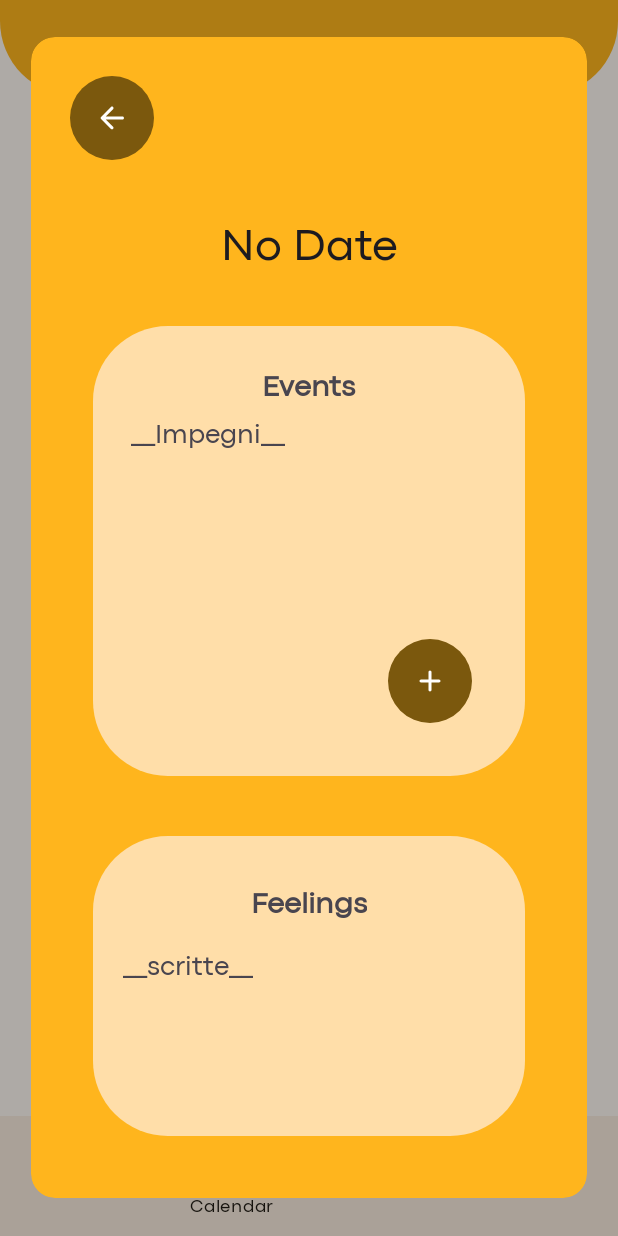
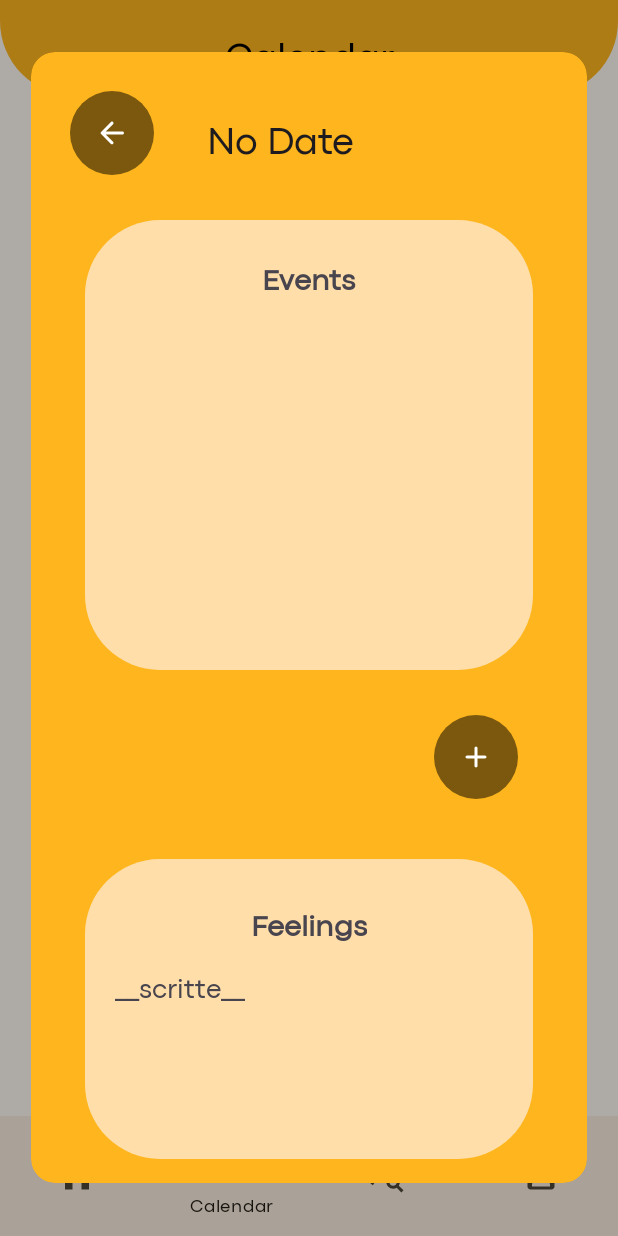
Before and after one commit to mzylfo/Treasure, an Android app: the fragment DailyPageFragment placed in its activity, item 2 of the bottom bar chosen, on a phone screen of 412 x 824 dp. Run offline under Robolectric (Android 15) with nearby library versions, the phone set to English and light mode, and no system bars; our stand-ins replace Room's generated code, navigation-ui.

Commit message:
sistemazione generale

```diff
--- a/app/src/main/java/com/example/treasure/ui/home/fragment/DailyPageFragment.java
+++ b/app/src/main/java/com/example/treasure/ui/home/fragment/DailyPageFragment.java
@@ -17,11 +17,18 @@ import androidx.fragment.app.FragmentManager;
 import androidx.navigation.NavController;
 import androidx.navigation.Navigation;
 import androidx.navigation.fragment.NavHostFragment;
+import androidx.recyclerview.widget.LinearLayoutManager;
+import androidx.recyclerview.widget.RecyclerView;
 
 import com.example.treasure.R;
+import com.example.treasure.adapter.EventRecyclerAdapter;
+import com.example.treasure.database.EventRoomDatabase;
+import com.example.treasure.model.Event;
 import com.example.treasure.ui.home.HomeActivity;
+import com.example.treasure.util.JSONParserUtils;
 import com.google.android.material.bottomsheet.BottomSheetDialogFragment;
 
+import java.util.List;
 import java.util.Objects;
 
 public class DailyPageFragment extends DialogFragment {
@@ -53,6 +60,17 @@ public class DailyPageFragment extends DialogFragment {
         TextView dateTextView = view.findViewById(R.id.selectedDateTextView);
         dateTextView.setText(date);
 
+        JSONParserUtils jsonParserUtils = new JSONParserUtils(getContext());
+
+        RecyclerView eventsRecyclerView = view.findViewById(R.id.recyclerNextEvents);
+        eventsRecyclerView.setLayoutManager(new LinearLayoutManager(view.getContext()));
+
+        List<Event> eventList = EventRoomDatabase.getDatabase(view.getContext()).eventDAO().getAll();
+
+        EventRecyclerAdapter adapter = new EventRecyclerAdapter(R.layout.card_event, eventList);
+
+        eventsRecyclerView.setAdapter(adapter);
+
         view.findViewById(R.id.back_button).setOnClickListener(v -> {
             // Quando il pulsante "indietro" viene premuto, semplicemente chiudi il dialogo
             dismiss();
--- a/app/src/main/res/layout/fragment_daily_page.xml
+++ b/app/src/main/res/layout/fragment_daily_page.xml
@@ -7,6 +7,10 @@
     android:padding="16dp"
     android:id="@+id/daily_page">
 
+    <LinearLayout
+        android:layout_width="match_parent"
+        android:layout_height="wrap_content"
+        android:orientation="horizontal">
         <ImageButton
             android:id="@+id/back_button"
             android:layout_width="56dp"
@@ -14,25 +18,29 @@
             android:layout_margin="10dp"
             android:background="@drawable/round_button"
             android:src="@drawable/round_arrow_back_24"
-        app:tint="@color/md_theme_onPrimary" />
+            app:tint="@color/md_theme_onPrimary"
+            android:layout_marginTop="@dimen/margin"/>
 
         <TextView
             android:id="@+id/selectedDateTextView"
             android:layout_width="match_parent"
             android:layout_height="wrap_content"
             android:layout_marginTop="@dimen/margin"
-        android:gravity="center"
+            android:layout_marginLeft="@dimen/margin"
             android:text="Selected Date"
             android:textAppearance="@style/TextAppearance.AppCompat.Large"
-        android:textSize="30sp" />
+            android:textSize="25sp" />
+
+    </LinearLayout>
+
 
     <RelativeLayout
         android:id="@+id/events"
         android:layout_width="match_parent"
         android:layout_height="300dp"
-        android:layout_marginStart="@dimen/margin"
-        android:layout_marginTop="@dimen/margin"
-        android:layout_marginEnd="@dimen/margin"
+        android:layout_marginStart="20dp"
+        android:layout_marginTop="20dp"
+        android:layout_marginEnd="20dp"
         android:background="@drawable/rounded_corners_fragment"
         android:padding="@dimen/margin">
 
@@ -45,37 +53,37 @@
             android:textSize="20sp"
             android:textStyle="bold" />
 
-        <TextView
-            android:layout_width="wrap_content"
-            android:layout_height="wrap_content"
-            android:layout_below="@id/events_text"
-            android:text="@string/impegni"
-            android:textSize="18sp" />
+        <androidx.recyclerview.widget.RecyclerView
+            android:id="@+id/recyclerNextEvents"
+            android:layout_width="match_parent"
+            android:layout_height="match_parent"
+            android:layout_below="@id/events_text" />
+    </RelativeLayout>
 
         <ImageButton
             android:id="@+id/button_plus"
             android:layout_width="56dp"
             android:layout_height="56dp"
-            android:layout_alignParentEnd="true"
-            android:layout_alignParentBottom="true"
-            android:layout_margin="10dp"
+            android:layout_marginEnd="30dp"
+            android:layout_marginTop="30dp"
             android:width="100dp"
+            android:layout_gravity="right"
             android:background="@drawable/round_button"
             android:scaleType="centerInside"
             android:src="@drawable/rounded_add_24"
-            app:tint="@color/md_theme_onPrimary" />
+            app:tint="@color/md_theme_onPrimary"
+            />
 
-    </RelativeLayout>
+
 
     <LinearLayout
         android:id="@+id/feelings"
         android:layout_width="match_parent"
         android:layout_height="200dp"
         android:layout_gravity="center"
-        android:layout_marginStart="@dimen/margin"
+        android:layout_marginStart="20dp"
         android:layout_marginTop="40dp"
-        android:layout_marginEnd="@dimen/margin"
-        android:layout_marginBottom="@dimen/margin"
+        android:layout_marginEnd="20dp"
         android:background="@drawable/rounded_corners_fragment"
         android:orientation="vertical"
         android:padding="20dp">
```
Also changed, not shown: app/src/main/java/com/example/treasure/ui/home/fragment/NewEventFragment.java (+63 -59 lines). Lines whose indentation alone changed are shown as unchanged.
